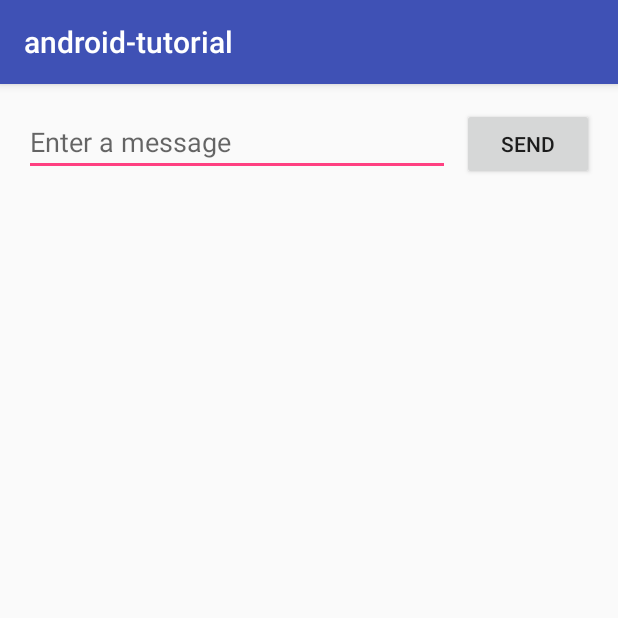
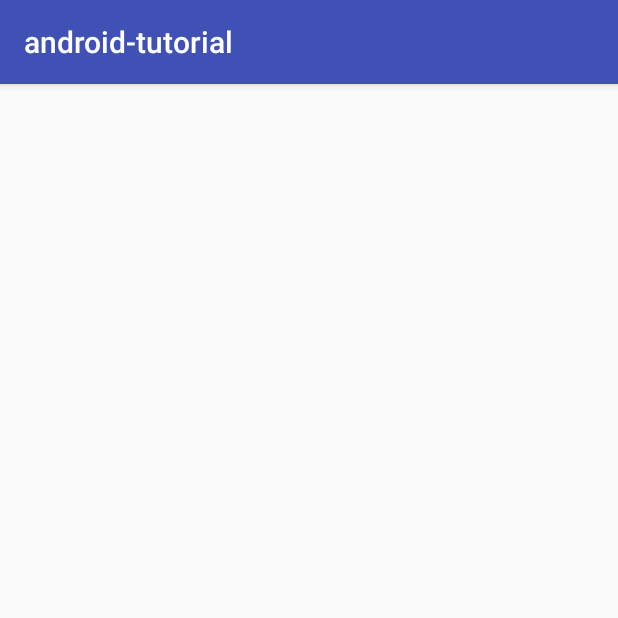
Before and after one commit to seunghyukcho/android-tutorial, an Android app: the screen it shows after launch (MainActivity), on a phone screen of 412 x 824 dp, the top half of it. Run offline under Robolectric (Android 15) with nearby library versions, the phone set to English and light mode, and no system bars.

```diff
--- a/app/src/main/AndroidManifest.xml
+++ b/app/src/main/AndroidManifest.xml
@@ -16,12 +16,6 @@
                 <category android:name="android.intent.category.LAUNCHER" />
             </intent-filter>
         </activity>
-        <activity android:name=".DisplayMessageActivity"
-            android:parentActivityName=".MainActivity">
-            <meta-data
-                android:name="android.support.PARENT_ACTIVITY"
-                android:value=".MainActivity" />
-        </activity>
     </application>
 
 </manifest>
--- a/app/src/main/res/layout/activity_main.xml
+++ b/app/src/main/res/layout/activity_main.xml
@@ -6,37 +6,11 @@
     android:layout_height="match_parent"
     tools:context=".MainActivity">
 
-    <Button
-        android:id="@+id/button"
-        android:layout_width="wrap_content"
-        android:layout_height="wrap_content"
-        android:layout_marginEnd="16dp"
-        android:layout_marginStart="8dp"
-        android:onClick="sendMessage"
-        android:text="@string/button_send"
-        app:layout_constraintBaseline_toBaselineOf="@+id/editText"
-        app:layout_constraintEnd_toEndOf="parent"
-        app:layout_constraintHorizontal_bias="0.5"
-        app:layout_constraintStart_toEndOf="@+id/editText" />
+    <!-- TODO(1) Add EditText and Button -->
+    <!-- TODO(2) Add top, left constraints to EditText  -->
+    <!-- TODO(3) Add baseline from Button to EditText -->
 
-    <android.support.constraint.Guideline
-        android:id="@+id/guideline"
-        android:layout_width="wrap_content"
-        android:layout_height="wrap_content"
-        android:orientation="horizontal"
-        app:layout_constraintGuide_begin="20dp" />
 
-    <EditText
-        android:id="@+id/editText"
-        android:layout_width="0dp"
-        android:layout_height="wrap_content"
-        android:layout_marginStart="16dp"
-        android:layout_marginTop="16dp"
-        android:ems="10"
-        android:hint="@string/edit_message"
-        android:inputType="textPersonName"
-        app:layout_constraintEnd_toStartOf="@+id/button"
-        app:layout_constraintHorizontal_bias="0.5"
-        app:layout_constraintStart_toStartOf="parent"
-        app:layout_constraintTop_toTopOf="parent" />
+    <!-- TODO(5) Add hint to EditText and text to Button -->
+    <!-- TODO(8) Add onClick to Button -->
 </android.support.constraint.ConstraintLayout>
--- a/app/src/main/res/values/strings.xml
+++ b/app/src/main/res/values/strings.xml
@@ -1,5 +1,4 @@
 <resources>
     <string name="app_name">android-tutorial</string>
-    <string name="edit_message">Enter a message</string>
-    <string name="button_send">Send</string>
+    <!-- TODO(4) Add string value for EditText and Button -->
 </resources>
```
Also changed, not shown: app/src/main/java/com/poapper/android_tutorial/DisplayMessageActivity.java (deleted, +0 -21 lines), app/src/main/java/com/poapper/android_tutorial/MainActivity.java (+6 -12 lines), app/src/main/res/layout/activity_display_message.xml (deleted, +0 -21 lines).
